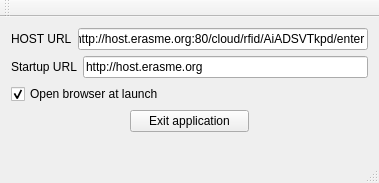
This is configwindow.ui in urbanlab/rfidreader as Qt 5 draws it before an edit. The edited form follows.
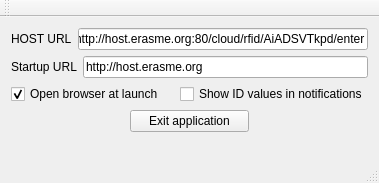
This is the edited form.

```diff
--- a/configwindow.ui
+++ b/configwindow.ui
@@ -72,6 +72,13 @@
         </property>
        </widget>
       </item>
+      <item>
+       <widget class="QCheckBox" name="checkDebug">
+        <property name="text">
+         <string>Show ID values in notifications</string>
+        </property>
+       </widget>
+      </item>
      </layout>
     </item>
     <item>
```
Left out of the diff: 2 changed lines with no effect on the pictures.
